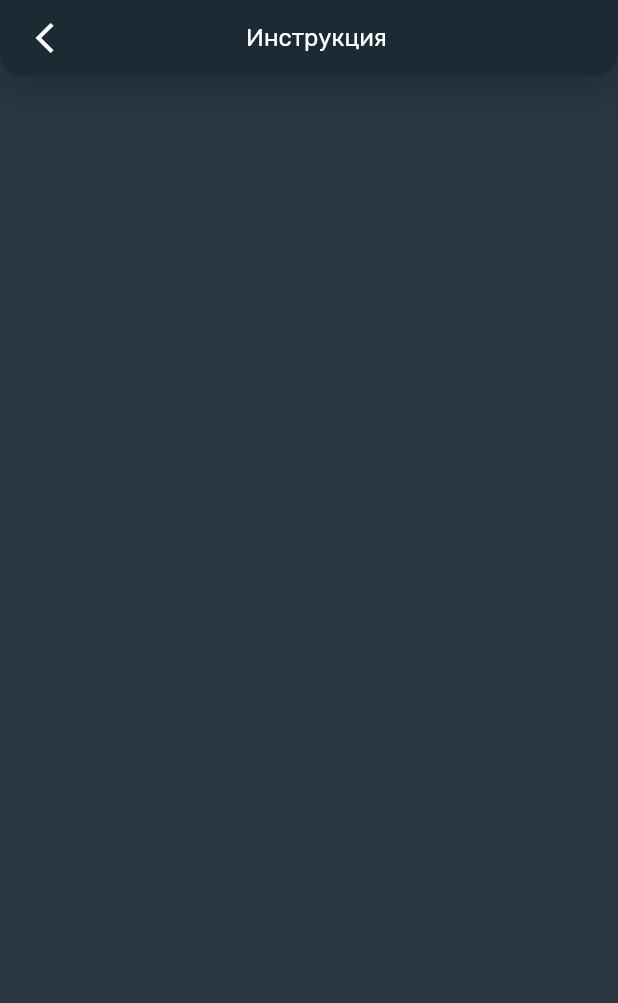
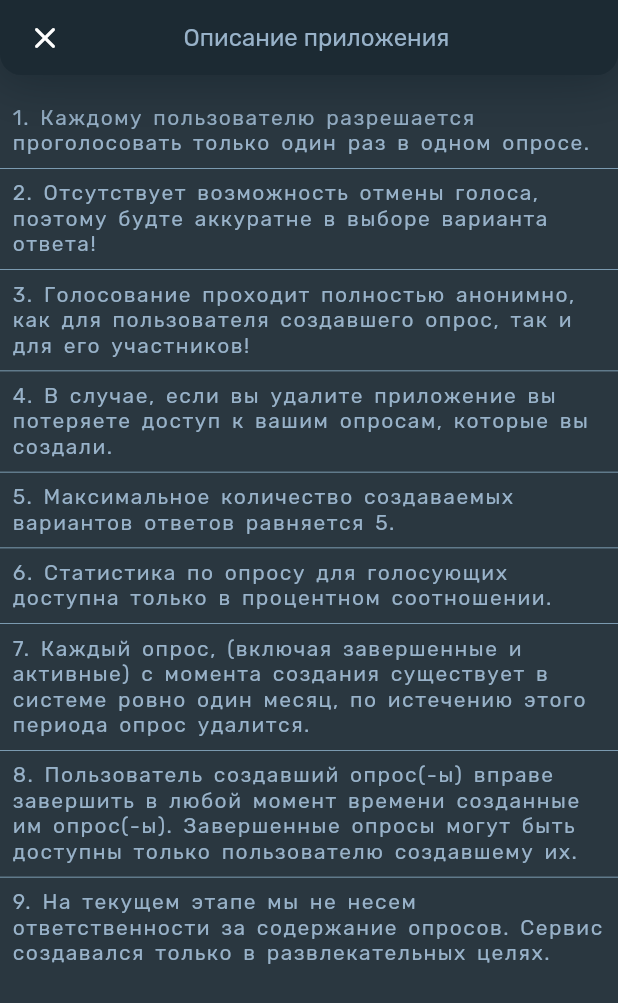
Before and after one commit to MadPickleC137/Poll-Answer, a Flutter app: the InfoView screen opened by its route, on a phone screen of 412 x 824 dp. Shown: the top 1003 px of the screen. Run offline on Flutter 3.47's test engine with Material 2 defaults, Android fonts, the phone set to English and light mode, and no system bars; drawn by our look-alikes of material_floating_search_bar; our stand-ins replace animate_do, easy_localization, fl_chart, flutter_neumorphic, get, hive and 4 more; accounts and stored records are empty; network calls fail.

```diff
--- a/assets/translations/ru.json
+++ b/assets/translations/ru.json
@@ -32,8 +32,13 @@
     "Other": "Другое",
     "ask": "Ответить",
     "other_variants": "Другие ответы",
-    "info_title": "Инструкция",
+    "info_title": "Описание приложения",
     "from-galery": "Выбрать из гелереи",
+    "action": "Действия",
+    "show_stat": "Показать статистику",
+    "close_quiz": "Завершить опрос",
+    "success_title": "Ваш голос принят!",
+    "double_vote_error": "Вы уже голосовали в этом опросе",
     "error_request": "Произошла какая-то непредвиденная ошибка :(",
     "empty-category": "В выбранной категории нет опросов",
     "from-camera": "Сделать фото"
--- a/lib/core/utils/constants.dart
+++ b/lib/core/utils/constants.dart
@@ -6,4 +6,27 @@ const double categoryHeight = 42.0;
 const double dividerHeight = 12.0;
 const double bottomNavBarHeight = 52.0;
 const double appBarHeight = 50.0;
-const double collapsedAppBarHeight = 65.0;
+const double collapsedAppBarHeight = 68.0;
+
+// сообщения в снэкбаре выбираются отсюда рандомным образом каждый раз
+const List<String> messages = [
+  "Ваше мнение, возможно кому-то поможет.",
+  "Ваш голос очень важен для кого-то.",
+  "Надеемся, что вы кому-то помогли.",
+  "Лучше, чем ничего.",
+  "Спасибо, за ваши старания.",
+  "Ваше мнение важно для кого-то (нет).",
+  "Раз на раз не приходится.",
+  "Спасибо, за участие в столь (не)важном опросе.",
+  "Спасибо, за участие в столь важном опросе.",
+  "Из соломинки раждается венек - Так говорят великие!",
+  "Не каждый ваш голос важен для нас, но лишь каждый.",
+  "Я толстая или красивая? - Опросы великих.",
+  "Молния дважды не бъет в одно место.",
+  "Мяу или гав. Вот в чем опрос.",
+  "В чем сила, брат?",
+  "Сила в правде!",
+  "Таков путь.",
+  "У самурая нет цели, если только опрос.",
+  "Продолжайте в том же духе, только не в этом опросе.",
+];
--- a/lib/info/info_view.dart
+++ b/lib/info/info_view.dart
@@ -3,8 +3,10 @@ import 'package:flutter/material.dart';
 import 'package:get/route_manager.dart';
 import 'package:material_floating_search_bar/material_floating_search_bar.dart';
 import 'package:poll_answer/core/utils/constants.dart';
+import 'package:poll_answer/theme/app_theme.dart';
 import 'package:poll_answer/theme/colors.dart';
 import 'package:poll_answer/widgets/decoration_app_bar.dart';
+import 'package:poll_answer/widgets/divider.dart';
 
 class InfoView extends StatelessWidget {
   @override
@@ -34,7 +36,7 @@ class InfoView extends StatelessWidget {
                 showIfOpened: false,
                 child: CircularButton(
                   icon: const Icon(
-                    Icons.arrow_back_ios_outlined,
+                    Icons.close_rounded,
                     color: iconColorWhite,
                   ),
                   onPressed: () {
@@ -53,7 +55,7 @@ class InfoView extends StatelessWidget {
                   style: TextStyle(
                     fontFamily: 'rubik',
                     fontSize: 16,
-                    color: appBarTextColor,
+                    color: textColorType3,
                   ),
                 ),
               ),
@@ -68,10 +70,50 @@ class InfoView extends StatelessWidget {
   Widget _body(BuildContext context) {
     return SingleChildScrollView(
       child: Container(
+        padding: const EdgeInsets.only(top: 12, bottom: 10),
         child: Column(
-          children: [],
+          mainAxisSize: MainAxisSize.max,
+          children: [
+            textItem(
+                "1. Каждому пользователю разрешается проголосовать только один раз в одном опросе. "),
+            dividerFullWidth(),
+            textItem(
+                "2. Отсутствует возможность отмены голоса, поэтому будте аккуратне в выборе варианта ответа!"),
+            dividerFullWidth(),
+            textItem(
+                "3. Голосование проходит полностью анонимно, как для пользователя создавшего опрос, так и для его участников! "),
+            dividerFullWidth(),
+            textItem(
+                "4. В случае, если вы удалите приложение вы потеряете доступ к вашим опросам, которые вы создали. "),
+            dividerFullWidth(),
+            textItem(
+                "5. Максимальное количество создаваемых вариантов ответов равняется 5. "),
+            dividerFullWidth(),
+            textItem(
+                "6. Статистика по опросу для голосующих доступна только в процентном соотношении. "),
+            dividerFullWidth(),
+            textItem(
+                "7. Каждый опрос, (включая завершенные и активные) с момента создания существует в системе ровно один месяц, по истечению этого периода опрос удалится."),
+            dividerFullWidth(),
+            textItem(
+                "8. Пользователь создавший опрос(-ы) вправе завершить в любой момент времени созданные им опрос(-ы). Завершенные опросы могут быть доступны только пользователю создавшему их."),
+            dividerFullWidth(),
+            textItem(
+                "9. На текущем этапе мы не несем ответственности за содержание опросов. Сервис создавался только в развлекательных целях."),
+          ],
         ),
       ),
     );
   }
+
+  Widget textItem(String text) {
+    return Padding(
+      padding: const EdgeInsets.only(left: 8, right: 8, bottom: 8, top: 8),
+      child: Text(
+        text,
+        style: messageTextStyle,
+        textAlign: TextAlign.left,
+      ),
+    );
+  }
 }
--- a/lib/profile/profile_controller.dart
+++ b/lib/profile/profile_controller.dart
@@ -1,4 +1,5 @@
 import 'package:get/get.dart';
+import 'package:poll_answer/navigation/routes.dart';
 
 class ProfileController extends GetxController {
   int groupValue = 0;
@@ -9,4 +10,8 @@ class ProfileController extends GetxController {
       update();
     }
   }
+
+  void navigateToInfo() {
+    Get.toNamed(Routes.INFO);
+  }
 }
--- a/lib/theme/colors.dart
+++ b/lib/theme/colors.dart
@@ -63,6 +63,7 @@ const Color appBarIconColor = Color(0xFFBFE5FF);
 const Color appBarTextColor2 = Color(0xFFBFE5FF);
 const Color appBarIconColor3 = Color(0xFF29485E);
 const Color iconColorType2 = Color(0xFF8CB5E4);
+const Color iconColorType3 = Color(0xC2B65959);
 const Color textColorType2 = Color(0xFFBFE5FF);
 const Color textColorType3 = Color(0xFF98B2C9);
 const Color textColorType4 = Color(0xA4FFFFFF);
--- a/pubspec.yaml
+++ b/pubspec.yaml
@@ -80,6 +80,9 @@ flutter:
       - assets/img/ic_map.png
       - assets/img/ic_edit.png
       - assets/img/ic_map_en.png
+      - assets/img/ic_ok.png
+      - assets/img/ic_stat.png
+      - assets/img/ic_err.png
       - assets/img/plug_image.png
       - assets/anim/loader.json
 
```
Also changed, not shown: assets/translations/en.json (+6 -1 lines), lib/detail_quiz/detail_view.dart (+3 -9 lines), lib/profile/profile_view.dart (+26 -5 lines), lib/theme/app_theme.dart (+33 -2 lines), lib/widgets/dialog_action.dart (added, +85 -0 lines), lib/widgets/snackbar.dart (added, +24 -0 lines), assets/img/ic_err.png (added), assets/img/ic_ok.png (added), assets/img/ic_stat.png (added), lib/widgets/dialog_alert.dart (added), lib/widgets/dialog_error.dart (added).
